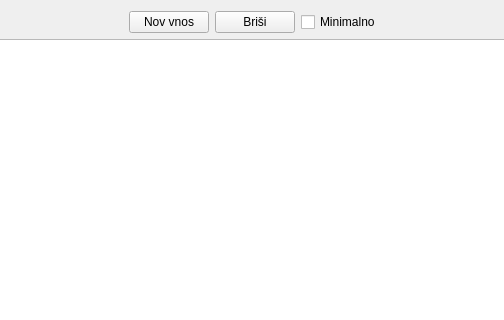
The window that wid_prejetiracuni.ui (bubi-luka/BubiRacun) describes before a commit, drawn with Qt 5; both pictures show x 198 to 702 and y 0 to 320 of the 906 by 709 pixel window.
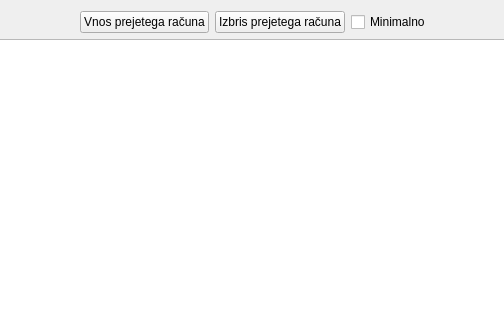
The same window after the commit.

```diff
--- a/wid_prejetiracuni.ui
+++ b/wid_prejetiracuni.ui
@@ -35,14 +35,14 @@
      <item>
       <widget class="QPushButton" name="btn_nov">
        <property name="text">
-        <string>Nov vnos</string>
+        <string>Vnos prejetega računa</string>
        </property>
       </widget>
      </item>
      <item>
       <widget class="QPushButton" name="btn_brisi">
        <property name="text">
-        <string>Briši</string>
+        <string>Izbris prejetega računa</string>
        </property>
       </widget>
      </item>
```
